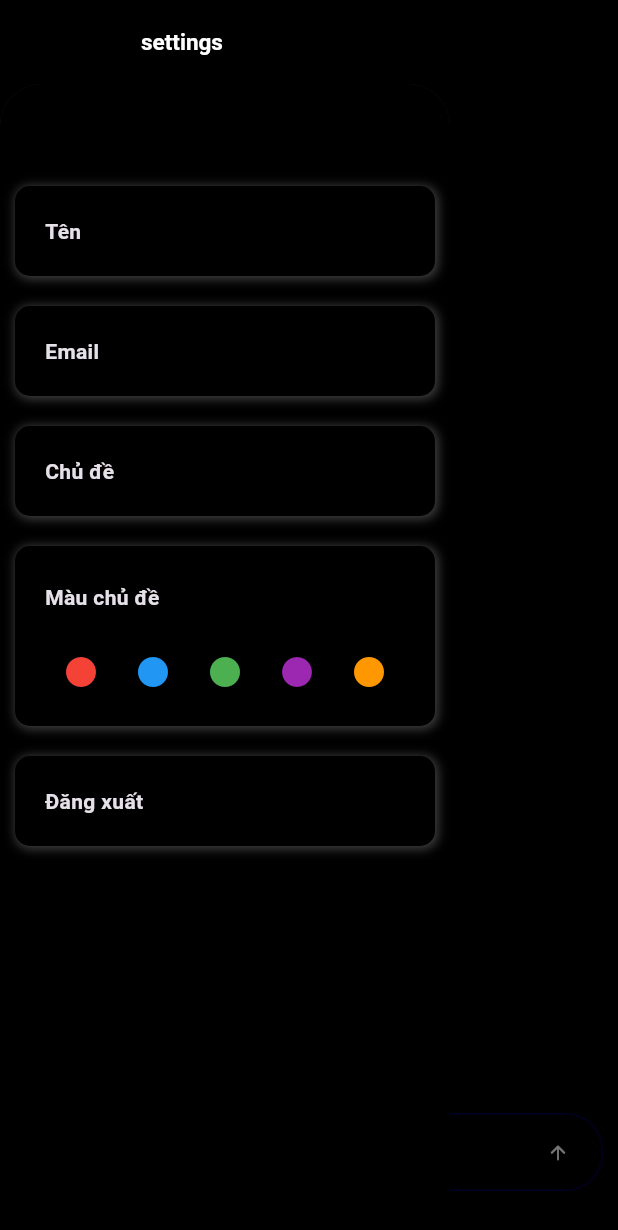
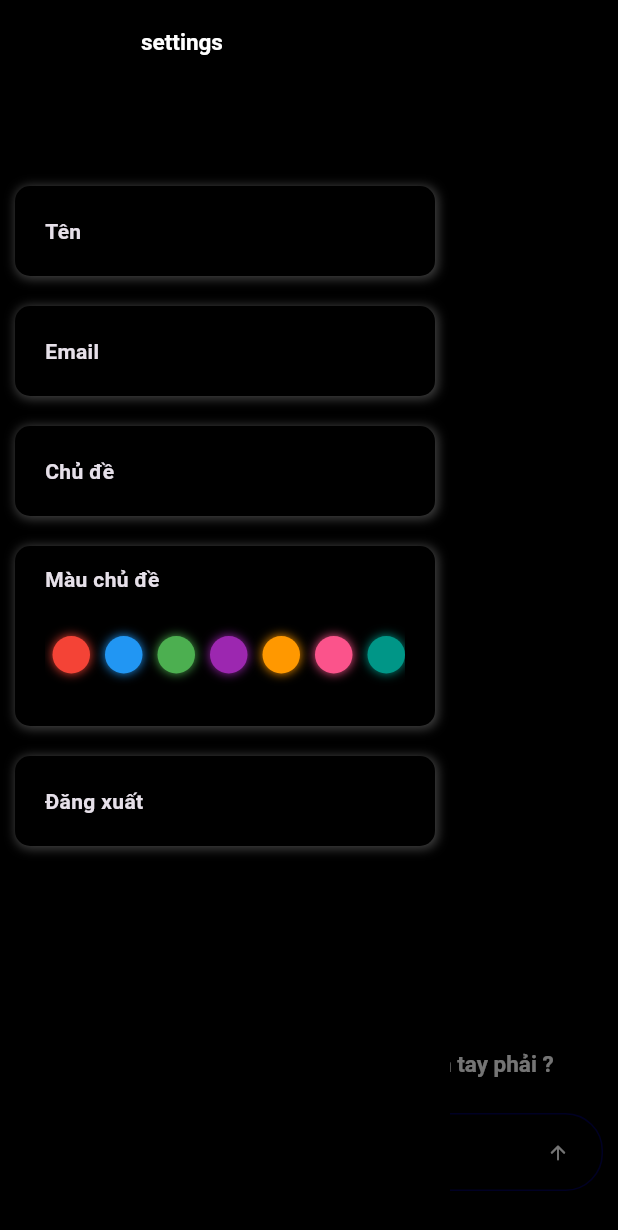
Before and after one commit to hong15092003/pink_ai, a Flutter app: the HomeView screen opened by its route, in the side drawer, after a tap on "home", on a phone screen of 412 x 824 dp. Shown: the top 1230 px of the screen. Run offline on Flutter 3.47's test engine with Material 3 defaults, Android fonts, the phone set to English and light mode, and no system bars; our stand-ins replace cloud_firestore, firebase_auth, firebase_core, flutter_markdown; accounts and stored records are empty; statements that could not run were skipped.

Commit message:
fix issue

```diff
--- a/lib/components/text_filed/text_box.dart
+++ b/lib/components/text_filed/text_box.dart
@@ -7,12 +7,14 @@ import 'package:pink_ai/controllers/home_controller.dart';
 class TextBox {
   final Widget? suffix;
   ValueNotifier? onTap;
+  Function? onChanged;
   final TextEditingController textEditingController;
   final BuildContext context;
 
   TextBox({
     this.onTap,
     this.suffix,
+    this.onChanged,
     required this.textEditingController,
     required this.context,
   });
@@ -72,7 +74,9 @@ class TextBox {
           minLines: 1,
           maxLines: 4,
           textInputAction: Platform.isIOS ? TextInputAction.done : TextInputAction.none,
-          onChanged: (_) {},
+          onChanged: (_) {
+            if(onChanged != null) onChanged!(_);
+          },
           onTap: () {
             onTap!.value = true;
           },
--- a/lib/controllers/api_controller.dart
+++ b/lib/controllers/api_controller.dart
@@ -9,13 +9,12 @@ import 'package:pink_ai/controllers/home_controller.dart';
 import 'package:pink_ai/models/gemini_chat_model.dart';
 
 class GeminiChatController {
-  final String _apiKey = config.apiKey;
-  final String _baseUrl = config.baseUrl;
+
   Map<String, dynamic> body = config.body;
 
   void generateContent(text) async {
     handleAfterCallAPI(text);
-    final response = await http.post(Uri.parse(_baseUrl + _apiKey),
+    final response = await http.post(Uri.parse(config.baseUrl),
         headers: <String, String>{
           'Content-Type': 'application/json; charset=UTF-8',
         },
--- a/lib/controllers/firebase_controller.dart
+++ b/lib/controllers/firebase_controller.dart
@@ -27,10 +27,11 @@ class FirebaseController {
     );
   }
 
-  void updatePrimaryColor(String color) {
+  void updatePrimaryColor(Color color) {
+
     config.firestoreUser.update(
       {
-        'primaryColor': color,
+        'primaryColor': config.colorToHex(color),
       },
     );
   }
--- a/lib/views/drawer_view.dart
+++ b/lib/views/drawer_view.dart
@@ -113,6 +113,9 @@ class Bottom {
               onTap: onTap,
               context: context,
               textEditingController: searchController,
+              onChanged: (_){
+                historyController.searchChat(_);
+              },
               suffix: ButtonIcon(
                   context: context,
                   icon: Icons.search_rounded,
@@ -133,29 +136,21 @@ class BottomSettings {
   BottomSettings({required this.context, required this.display});
   Widget view() {
     return ValueListenableBuilder(
-        valueListenable: display,
-        builder: (context, value, child) {
-          if (value) {
-            return Builder(builder: (context) {
-              return BottomSheet(
-                  backgroundColor: Theme.of(context).scaffoldBackgroundColor,
-                  onClosing: () {},
-                  animationController: AnimationController(
-                    vsync: Navigator.of(context),
-                    duration: const Duration(milliseconds: 1000),
-                    reverseDuration: const Duration(milliseconds: 1000),
-                  ),
-                  onDragStart: (details) => (),
-                  onDragEnd: (details, {required isClosing}) {
-                    display.value = false;
-                  },
-                  builder: (context) {
-                    return SettingsView(display: display);
-                  });
-            });
-          } else {
-            return const SizedBox();
-          }
-        });
+      valueListenable: display,
+      builder: (context, value, child) {
+        return Container(
+          color: Theme.of(context).scaffoldBackgroundColor,
+          child: AnimatedSwitcher(
+            duration: const Duration(milliseconds: 400),
+            transitionBuilder: (Widget child, Animation<double> animation) {
+              return ScaleTransition(scale: animation, child: child);
+            },
+            child: display.value
+                ? SettingsView(display: display, key: const ValueKey(1))
+                : const SizedBox(),
+          ),
+        );
+      },
+    );
   }
 }
--- a/lib/views/home_view.dart
+++ b/lib/views/home_view.dart
@@ -5,6 +5,7 @@ import 'package:pink_ai/components/button/icon_button.dart';
 import 'package:pink_ai/components/button/text_button.dart';
 import 'package:pink_ai/components/logo/text_logo.dart';
 import 'package:pink_ai/components/text_filed/text_box.dart';
+import 'package:pink_ai/config.dart';
 import 'package:pink_ai/controllers/api_controller.dart';
 import 'package:pink_ai/controllers/home_controller.dart';
 import 'package:pink_ai/models/chat_model.dart';
@@ -41,6 +42,13 @@ class _HomeViewState extends State<HomeView> {
               alignment: Alignment.bottomCenter,
               child: Bottom(context: context).view(),
             ),
+            Align(
+              alignment: Alignment.bottomLeft,
+              child: Container(
+                  margin: const EdgeInsets.only(bottom: 70),
+                  height: 50,
+                  child: Ideas().view()),
+            ),
           ],
         ),
       ),
@@ -54,6 +62,7 @@ class Top {
 
   AppBar view() {
     return AppBar(
+        surfaceTintColor: Theme.of(context).scaffoldBackgroundColor,
         backgroundColor: Theme.of(context).scaffoldBackgroundColor,
         leading: Builder(
           builder: (context) => ButtonIcon(
@@ -177,12 +186,12 @@ class Bottom {
         mainAxisAlignment: MainAxisAlignment.spaceAround,
         crossAxisAlignment: CrossAxisAlignment.center,
         children: [
-          OtherFunction().view(),
+          const OtherFunction(),
           const SizedBox(width: 10),
           Expanded(
               child: TextBox(
             context: context,
-            textEditingController: homeController.textEditingController,
+            textEditingController: homeController.textEditingController.value,
             onTap: homeController.displayOtherFunction,
             suffix: ButtonIcon(
                 context: context,
@@ -195,29 +204,35 @@ class Bottom {
   }
 }
 
-class OtherFunction {
-  Widget view() {
+class OtherFunction extends StatefulWidget {
+  const OtherFunction({super.key});
+
+  @override
+  State<OtherFunction> createState() => _OtherFunctionState();
+}
+
+class _OtherFunctionState extends State<OtherFunction> {
+  @override
+  Widget build(BuildContext context) {
     return ValueListenableBuilder(
       valueListenable: homeController.displayOtherFunction,
       builder: (context, value, child) {
-        return value
-            ? ButtonIcon(
+        return AnimatedCrossFade(
+          firstChild: Padding(
+            padding: const EdgeInsets.all(8.0),
+            child: ButtonIcon(
               key: const ValueKey('addButton'),
               context: context,
               icon: Icons.add_rounded,
               onPressed: () {},
-              ).circleBorder()
-            : Container(
-                key: const ValueKey('otherFunctionButtons'),
-                color: Theme.of(context).scaffoldBackgroundColor,
-                child: Row(
-                  mainAxisAlignment: MainAxisAlignment.spaceBetween,
+            ).circleBorder(),
+          ),
+          secondChild: Wrap(
             children: [
               ButtonIcon(
                 context: context,
                 icon: Icons.camera_alt_outlined,
-                      onPressed: () {
-                      },
+                onPressed: () {},
               ).noBorder(),
               ButtonIcon(
                 context: context,
@@ -233,6 +248,9 @@ class OtherFunction {
               ).noBorder(),
             ],
           ),
+          crossFadeState:
+              value ? CrossFadeState.showFirst : CrossFadeState.showSecond,
+          duration: const Duration(milliseconds: 100),
         );
       },
     );
@@ -249,14 +267,66 @@ class Popup {
     final centerWidth = fullWidth / 2;
 
     showMenu(
+      shadowColor: Colors.transparent,
       context: context,
       color: Theme.of(context).scaffoldBackgroundColor,
       popUpAnimationStyle: AnimationStyle(reverseCurve: Curves.easeInOut),
-      position: RelativeRect.fromLTRB(centerWidth - 40, 50, centerWidth, 0),
+      position: RelativeRect.fromLTRB(centerWidth - 60, 50, centerWidth, 0),
       items: [
-        const PopupMenuItem(child: Text('Option 1')),
-        const PopupMenuItem(child: Text('Option 2')),
+        PopupMenuItem(
+          child: ButtonText(
+              context: context,
+              text: config.getModelName(1),
+              onPressed: () {
+                config.switchModel(1);
+              }).noBorder(),
+        ),
+        PopupMenuItem(
+          child: ButtonText(
+              context: context,
+              text: config.getModelName(2),
+              onPressed: () {
+                config.switchModel(2);
+              }).noBorder(),
+        ),
       ],
     );
   }
 }
+
+class Ideas {
+  List<String> ideas = [
+    'Tại sao 1 + 1 = 2 ?',
+    'Quy tắc bàn tay phải ?',
+    'Viết 1 đoạn văn về nobita.',
+    'Thành phần của thuốc nổ',
+    'Công thức hóa học của nước ?',
+  ];
+  Widget view() {
+    return ValueListenableBuilder(
+        valueListenable: homeController.textEditingController.value,
+        builder: (context, snapshot, child) {
+          return Visibility(
+            visible: snapshot.text.isEmpty && homeController.chatList.isEmpty,
+            child: ListView.builder(
+              scrollDirection: Axis.horizontal,
+              itemCount: ideas.length,
+              itemBuilder: (context, index) {
+                return Container(
+                  padding: const EdgeInsets.all(5),
+                  margin: const EdgeInsets.only(left: 10),
+                  child: ButtonText(
+                    context: context,
+                    text: ideas[index],
+                    onPressed: () {
+                      homeController.textEditingController.value.text =
+                          ideas[index];
+                    },
+                  ).rectangle(),
+                );
+              },
+            ),
+          );
+        });
+  }
+}
--- a/lib/views/settings_view.dart
+++ b/lib/views/settings_view.dart
@@ -233,16 +233,22 @@ class ColorPicker {
             children: [
               const Text('Màu chủ đề',
                   style: TextStyle(fontWeight: FontWeight.bold)),
-              IconButton(
-                style: ButtonStyle(
-                  shape: WidgetStateProperty.all(
-                    const CircleBorder(),
-                  ),
+              Container(
+                margin: const EdgeInsets.only(right: 10),
+                height: 25,
+                width: 25,
+                decoration: BoxDecoration(
+                  shape: BoxShape.circle,
+                  color: primaryColorNotifier.value,
+                  boxShadow: [
+                    BoxShadow(
+                      color: primaryColorNotifier.value,
+                      blurRadius: 5.0,
+                      spreadRadius: 0.0,
+                    )
+                  ],
                 ),
-                icon: const Icon(Icons.circle),
-                color: Theme.of(context).primaryColor,
-                onPressed: () {},
-              )
+              ),
             ],
           ),
           Expanded(
@@ -254,19 +260,27 @@ class ColorPicker {
                 shrinkWrap: true,
                 itemCount: colors.length,
                 itemBuilder: (context, index) {
-                  return IconButton(
-                    style: ButtonStyle(
-                      shape: WidgetStateProperty.all(
-                        const CircleBorder(),
+                  return GestureDetector(
+                    onTap: () {
+                      primaryColorNotifier.value = colors[index];
+                      firebaseController.updatePrimaryColor(colors[index]);
+                    },
+                    child: Container(
+                      margin: const EdgeInsets.only(left: 5, right: 5),
+                      height: 25,
+                      width: 25,
+                      decoration: BoxDecoration(
+                        shape: BoxShape.circle,
+                        color: colors[index],
+                        boxShadow: [
+                          BoxShadow(
+                            color: colors[index],
+                            blurRadius: 5.0,
+                            spreadRadius: 0.0,
+                          )
+                        ],
                       ),
                     ),
-                    icon: const Icon(Icons.circle),
-                    color: colors[index],
-                    onPressed: () {
-                      primaryColorNotifier.value = colors[index];
-                      String color = config.colorToHex(colors[index]);
-                      firebaseController.updatePrimaryColor(color);
-                    },
                   );
                 },
               ),
```
Also changed, not shown: lib/components/button/text_button.dart (+6 -7 lines), lib/config.dart (+41 -6 lines), lib/controllers/home_controller.dart (+6 -4 lines), lib/models/api_config_model.dart (added, +91 -0 lines), lib/views/start_view.dart (+5 -2 lines). Lines whose indentation alone changed are shown as unchanged.
